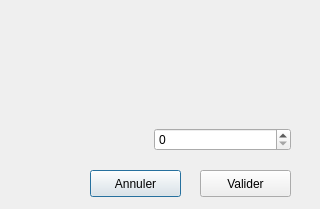
First picture: the form in GestionDeStock/vente.ui, repository pawamoy/gestion-de-stock, before the edit.
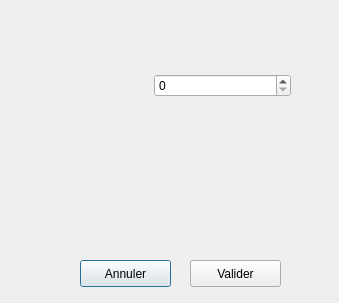
Second picture: the form after the edit.

```diff
--- a/GestionDeStock/vente.ui
+++ b/GestionDeStock/vente.ui
@@ -6,8 +6,8 @@
    <rect>
     <x>0</x>
     <y>0</y>
-    <width>320</width>
-    <height>209</height>
+    <width>339</width>
+    <height>303</height>
    </rect>
   </property>
   <property name="windowTitle">
@@ -16,8 +16,8 @@
   <widget class="QPushButton" name="annuler">
    <property name="geometry">
     <rect>
-     <x>90</x>
-     <y>170</y>
+     <x>80</x>
+     <y>260</y>
      <width>91</width>
      <height>27</height>
     </rect>
@@ -29,8 +29,8 @@
   <widget class="QPushButton" name="valider">
    <property name="geometry">
     <rect>
-     <x>200</x>
-     <y>170</y>
+     <x>190</x>
+     <y>260</y>
      <width>91</width>
      <height>27</height>
     </rect>
@@ -70,6 +70,13 @@
       </item>
      </layout>
     </item>
+    <item>
+     <widget class="QLabel" name="label_3">
+      <property name="text">
+       <string/>
+      </property>
+     </widget>
+    </item>
    </layout>
   </widget>
  </widget>
```
